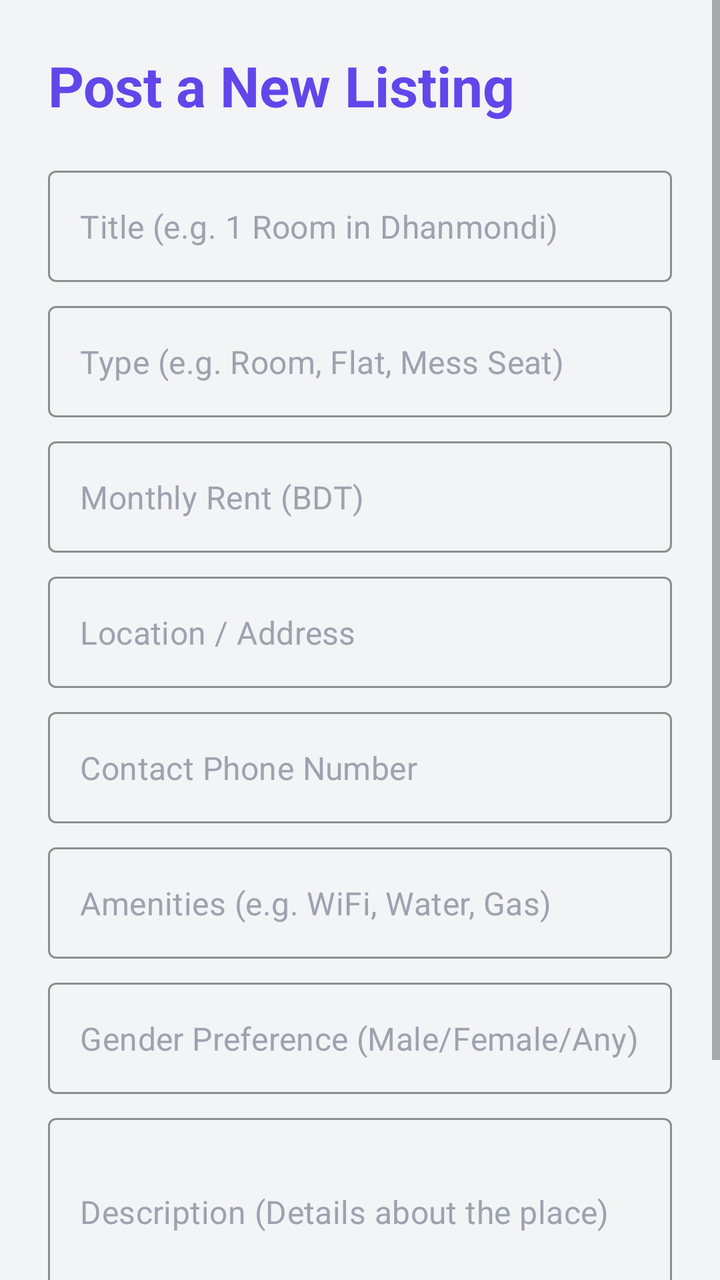
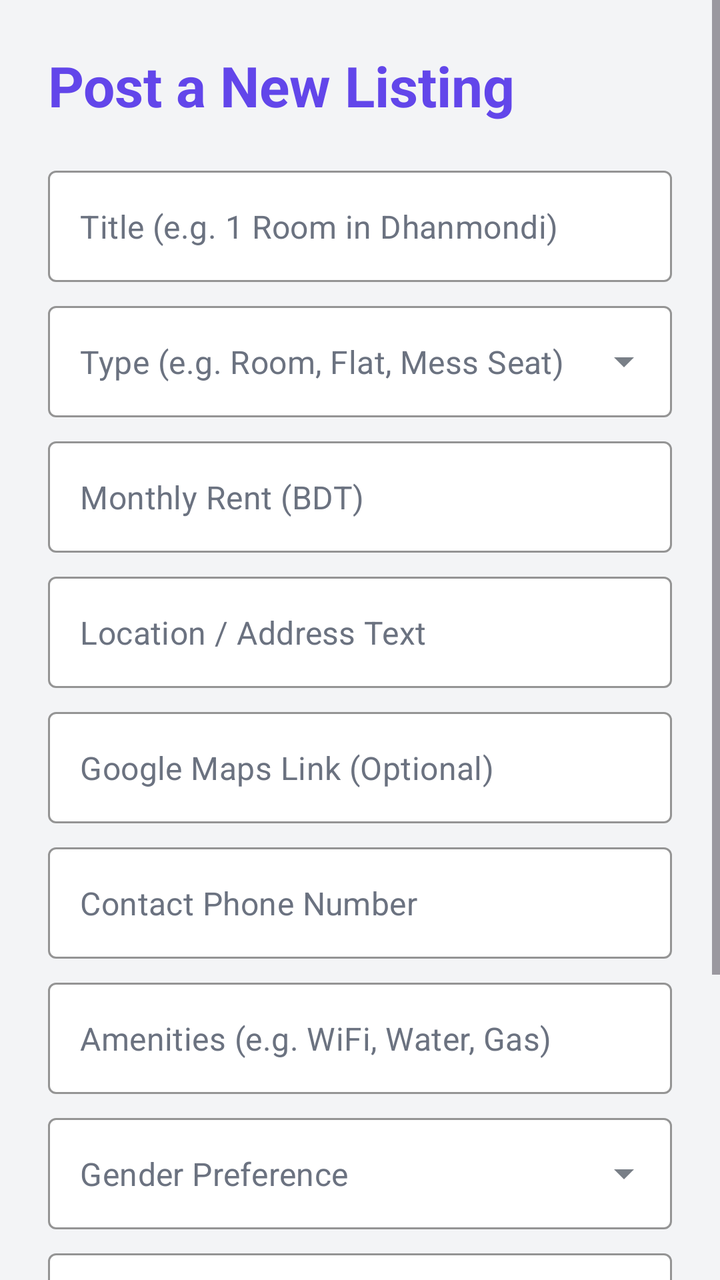

Screens rendered from an Android XML layout before and after an edit, with the pre-edit source and the edit as a unified diff.
<!-- AndroidManifest.xml: application theme Theme.BashaBhai -->
<!-- res/layout/activity_add_listing.xml -->
<?xml version="1.0" encoding="utf-8"?>
<ScrollView xmlns:android="http://schemas.android.com/apk/res/android"
    xmlns:app="http://schemas.android.com/apk/res-auto"
    android:layout_width="match_parent"
    android:layout_height="match_parent"
    android:fitsSystemWindows="true"
    android:fillViewport="true"
    android:background="@color/background">

    <LinearLayout
        android:layout_width="match_parent"
        android:layout_height="wrap_content"
        android:orientation="vertical"
        android:padding="24dp">

        <TextView
            android:layout_width="wrap_content"
            android:layout_height="wrap_content"
            android:text="Post a New Listing"
            android:textSize="28sp"
            android:textStyle="bold"
            android:textColor="@color/primary"
            android:layout_marginBottom="24dp"/>

        <com.google.android.material.textfield.TextInputLayout
            android:layout_width="match_parent"
            android:layout_height="wrap_content"
            android:layout_marginBottom="12dp"
            app:hintEnabled="false"
            app:hintTextColor="@color/primary"
            app:boxStrokeColor="@color/primary"
            style="@style/Widget.MaterialComponents.TextInputLayout.OutlinedBox">
            <com.google.android.material.textfield.TextInputEditText
                android:id="@+id/etTitle"
                android:layout_width="match_parent"
                android:layout_height="wrap_content"
                android:textColor="@color/on_background"
                android:textColorHint="#9CA3AF"
                android:hint="Title (e.g. 1 Room in Dhanmondi)"
                android:inputType="text"/>
        </com.google.android.material.textfield.TextInputLayout>

        <com.google.android.material.textfield.TextInputLayout
            android:layout_width="match_parent"
            android:layout_height="wrap_content"
            android:layout_marginBottom="12dp"
            app:hintEnabled="false"
            app:hintTextColor="@color/primary"
            app:boxStrokeColor="@color/primary"
            style="@style/Widget.MaterialComponents.TextInputLayout.OutlinedBox">
            <com.google.android.material.textfield.TextInputEditText
                android:id="@+id/etType"
                android:layout_width="match_parent"
                android:layout_height="wrap_content"
                android:textColor="@color/on_background"
                android:textColorHint="#9CA3AF"
                android:hint="Type (e.g. Room, Flat, Mess Seat)"
                android:inputType="text"/>
        </com.google.android.material.textfield.TextInputLayout>

        <com.google.android.material.textfield.TextInputLayout
            android:layout_width="match_parent"
            android:layout_height="wrap_content"
            android:layout_marginBottom="12dp"
            app:hintEnabled="false"
            app:hintTextColor="@color/primary"
            app:boxStrokeColor="@color/primary"
            style="@style/Widget.MaterialComponents.TextInputLayout.OutlinedBox">
            <com.google.android.material.textfield.TextInputEditText
                android:id="@+id/etRent"
                android:layout_width="match_parent"
                android:layout_height="wrap_content"
                android:textColor="@color/on_background"
                android:textColorHint="#9CA3AF"
                android:hint="Monthly Rent (BDT)"
                android:inputType="numberDecimal"/>
        </com.google.android.material.textfield.TextInputLayout>

        <com.google.android.material.textfield.TextInputLayout
            android:layout_width="match_parent"
            android:layout_height="wrap_content"
            android:layout_marginBottom="12dp"
            app:hintEnabled="false"
            app:hintTextColor="@color/primary"
            app:boxStrokeColor="@color/primary"
            android:textColorHint="@color/text_secondary"
            style="@style/Widget.MaterialComponents.TextInputLayout.OutlinedBox">
            <com.google.android.material.textfield.TextInputEditText
                android:id="@+id/etLocation"
                android:layout_width="match_parent"
                android:layout_height="wrap_content"
                android:textColor="@color/on_background"
                android:textColorHint="#9CA3AF"
                android:hint="Location / Address"
                android:inputType="textPostalAddress"/>
        </com.google.android.material.textfield.TextInputLayout>

        <com.google.android.material.textfield.TextInputLayout
            android:layout_width="match_parent"
            android:layout_height="wrap_content"
            android:layout_marginBottom="12dp"
            app:hintEnabled="false"
            app:hintTextColor="@color/primary"
            app:boxStrokeColor="@color/primary"
            style="@style/Widget.MaterialComponents.TextInputLayout.OutlinedBox">
            <com.google.android.material.textfield.TextInputEditText
                android:id="@+id/etPhone"
                android:layout_width="match_parent"
                android:layout_height="wrap_content"
                android:textColor="@color/on_background"
                android:textColorHint="#9CA3AF"
                android:hint="Contact Phone Number"
                android:inputType="phone"/>
        </com.google.android.material.textfield.TextInputLayout>

        <com.google.android.material.textfield.TextInputLayout
            android:layout_width="match_parent"
            android:layout_height="wrap_content"
            android:layout_marginBottom="12dp"
            app:hintEnabled="false"
            app:hintTextColor="@color/primary"
            app:boxStrokeColor="@color/primary"
            style="@style/Widget.MaterialComponents.TextInputLayout.OutlinedBox">
            <com.google.android.material.textfield.TextInputEditText
                android:id="@+id/etAmenities"
                android:layout_width="match_parent"
                android:layout_height="wrap_content"
                android:textColor="@color/on_background"
                android:textColorHint="#9CA3AF"
                android:hint="Amenities (e.g. WiFi, Water, Gas)"
                android:inputType="text"/>
        </com.google.android.material.textfield.TextInputLayout>

        <com.google.android.material.textfield.TextInputLayout
            android:layout_width="match_parent"
            android:layout_height="wrap_content"
            android:layout_marginBottom="12dp"
            app:hintEnabled="false"
            app:hintTextColor="@color/primary"
            app:boxStrokeColor="@color/primary"
            style="@style/Widget.MaterialComponents.TextInputLayout.OutlinedBox">
            <com.google.android.material.textfield.TextInputEditText
                android:id="@+id/etGender"
                android:layout_width="match_parent"
                android:layout_height="wrap_content"
                android:textColor="@color/on_background"
                android:textColorHint="#9CA3AF"
                android:hint="Gender Preference (Male/Female/Any)"
                android:inputType="text"/>
        </com.google.android.material.textfield.TextInputLayout>

        <com.google.android.material.textfield.TextInputLayout
            android:layout_width="match_parent"
            android:layout_height="wrap_content"
            android:layout_marginBottom="24dp"
            app:hintEnabled="false"
            app:hintTextColor="@color/primary"
            app:boxStrokeColor="@color/primary"
            android:textColorHint="@color/text_secondary"
            style="@style/Widget.MaterialComponents.TextInputLayout.OutlinedBox">
            <com.google.android.material.textfield.TextInputEditText
                android:id="@+id/etDescription"
                android:layout_width="match_parent"
                android:layout_height="wrap_content"
                android:textColor="@color/on_background"
                android:textColorHint="#9CA3AF"
                android:hint="Description (Details about the place)"
                android:inputType="textMultiLine"
                android:lines="3"/>
        </com.google.android.material.textfield.TextInputLayout>

        <com.google.android.material.button.MaterialButton
            android:id="@+id/btnSubmitListing"
            android:layout_width="match_parent"
            android:layout_height="56dp"
            android:text="Post Listing"
            android:textSize="16sp"
            android:layout_marginBottom="16dp"
            app:cornerRadius="8dp"/>

    </LinearLayout>
</ScrollView>
<!-- resources referenced by this layout -->
<resources>
  <color name="background">#F3F4F6</color>
  <color name="on_background">#1F2937</color>
  <color name="primary">#6246EA</color>
  <color name="text_secondary">#6B7280</color>
  <style name="Theme.BashaBhai" parent="Base.Theme.BashaBhai" />
  <style name="Base.Theme.BashaBhai" parent="Theme.MaterialComponents.DayNight.NoActionBar">
          
          <item name="colorPrimary">@color/primary</item>
          <item name="colorPrimaryVariant">@color/primary_variant</item>
          <item name="colorOnPrimary">@color/on_primary</item>
  
          <item name="colorSecondary">@color/secondary</item>
          <item name="colorSecondaryVariant">@color/secondary_variant</item>
          <item name="colorOnSecondary">@color/on_secondary</item>
  
          <item name="android:colorBackground">@color/background</item>
          <item name="colorOnBackground">@color/on_background</item>
          <item name="colorSurface">@color/surface</item>
          <item name="colorOnSurface">@color/on_surface</item>
      </style>
  <color name="primary_variant">#4A30B5</color>
  <color name="on_primary">#FFFFFF</color>
  <color name="secondary">#2B2C34</color>
  <color name="secondary_variant">#1F2026</color>
  <color name="on_secondary">#FFFFFF</color>
  <color name="surface">#FFFFFF</color>
  <color name="on_surface">#1F2937</color>
</resources>

<!-- the commit's change to res/layout/activity_add_listing.xml (unified diff, before → after) -->
@@ -27,51 +27,52 @@
             android:layout_height="wrap_content"
             android:layout_marginBottom="12dp"
             app:hintEnabled="false"
-            app:hintTextColor="@color/primary"
-            app:boxStrokeColor="@color/primary"
+            app:boxStrokeColor="@color/primary"
+            app:boxBackgroundColor="@color/surface"
             style="@style/Widget.MaterialComponents.TextInputLayout.OutlinedBox">
             <com.google.android.material.textfield.TextInputEditText
                 android:id="@+id/etTitle"
                 android:layout_width="match_parent"
                 android:layout_height="wrap_content"
-                android:textColor="@color/on_background"
-                android:textColorHint="#9CA3AF"
+                android:textColor="@color/on_surface"
+                android:textColorHint="@color/text_secondary"
                 android:hint="Title (e.g. 1 Room in Dhanmondi)"
                 android:inputType="text"/>
         </com.google.android.material.textfield.TextInputLayout>
 
-        <com.google.android.material.textfield.TextInputLayout
-            android:layout_width="match_parent"
-            android:layout_height="wrap_content"
-            android:layout_marginBottom="12dp"
-            app:hintEnabled="false"
-            app:hintTextColor="@color/primary"
-            app:boxStrokeColor="@color/primary"
-            style="@style/Widget.MaterialComponents.TextInputLayout.OutlinedBox">
-            <com.google.android.material.textfield.TextInputEditText
-                android:id="@+id/etType"
-                android:layout_width="match_parent"
-                android:layout_height="wrap_content"
-                android:textColor="@color/on_background"
-                android:textColorHint="#9CA3AF"
+        
+        <com.google.android.material.textfield.TextInputLayout
+            android:layout_width="match_parent"
+            android:layout_height="wrap_content"
+            android:layout_marginBottom="12dp"
+            app:hintEnabled="false"
+            app:boxStrokeColor="@color/primary"
+            app:boxBackgroundColor="@color/surface"
+            style="@style/Widget.MaterialComponents.TextInputLayout.OutlinedBox.ExposedDropdownMenu">
+            <com.google.android.material.textfield.MaterialAutoCompleteTextView
+                android:id="@+id/actType"
+                android:layout_width="match_parent"
+                android:layout_height="wrap_content"
+                android:textColor="@color/on_surface"
+                android:textColorHint="@color/text_secondary"
                 android:hint="Type (e.g. Room, Flat, Mess Seat)"
-                android:inputType="text"/>
-        </com.google.android.material.textfield.TextInputLayout>
-
-        <com.google.android.material.textfield.TextInputLayout
-            android:layout_width="match_parent"
-            android:layout_height="wrap_content"
-            android:layout_marginBottom="12dp"
-            app:hintEnabled="false"
-            app:hintTextColor="@color/primary"
-            app:boxStrokeColor="@color/primary"
+                android:inputType="none"/>
+        </com.google.android.material.textfield.TextInputLayout>
+
+        <com.google.android.material.textfield.TextInputLayout
+            android:layout_width="match_parent"
+            android:layout_height="wrap_content"
+            android:layout_marginBottom="12dp"
+            app:hintEnabled="false"
+            app:boxStrokeColor="@color/primary"
+            app:boxBackgroundColor="@color/surface"
             style="@style/Widget.MaterialComponents.TextInputLayout.OutlinedBox">
             <com.google.android.material.textfield.TextInputEditText
                 android:id="@+id/etRent"
                 android:layout_width="match_parent"
                 android:layout_height="wrap_content"
-                android:textColor="@color/on_background"
-                android:textColorHint="#9CA3AF"
+                android:textColor="@color/on_surface"
+                android:textColorHint="@color/text_secondary"
                 android:hint="Monthly Rent (BDT)"
                 android:inputType="numberDecimal"/>
         </com.google.android.material.textfield.TextInputLayout>
@@ -81,17 +82,16 @@
             android:layout_height="wrap_content"
             android:layout_marginBottom="12dp"
             app:hintEnabled="false"
-            app:hintTextColor="@color/primary"
-            app:boxStrokeColor="@color/primary"
-            android:textColorHint="@color/text_secondary"
+            app:boxStrokeColor="@color/primary"
+            app:boxBackgroundColor="@color/surface"
             style="@style/Widget.MaterialComponents.TextInputLayout.OutlinedBox">
             <com.google.android.material.textfield.TextInputEditText
                 android:id="@+id/etLocation"
                 android:layout_width="match_parent"
                 android:layout_height="wrap_content"
-                android:textColor="@color/on_background"
-                android:textColorHint="#9CA3AF"
-                android:hint="Location / Address"
+                android:textColor="@color/on_surface"
+                android:textColorHint="@color/text_secondary"
+                android:hint="Location / Address Text"
                 android:inputType="textPostalAddress"/>
         </com.google.android.material.textfield.TextInputLayout>
 
@@ -100,15 +100,33 @@
             android:layout_height="wrap_content"
             android:layout_marginBottom="12dp"
             app:hintEnabled="false"
-            app:hintTextColor="@color/primary"
-            app:boxStrokeColor="@color/primary"
+            app:boxStrokeColor="@color/primary"
+            app:boxBackgroundColor="@color/surface"
+            style="@style/Widget.MaterialComponents.TextInputLayout.OutlinedBox">
+            <com.google.android.material.textfield.TextInputEditText
+                android:id="@+id/etMapLink"
+                android:layout_width="match_parent"
+                android:layout_height="wrap_content"
+                android:textColor="@color/on_surface"
+                android:textColorHint="@color/text_secondary"
+                android:hint="Google Maps Link (Optional)"
+                android:inputType="textUri"/>
+        </com.google.android.material.textfield.TextInputLayout>
+
+        <com.google.android.material.textfield.TextInputLayout
+            android:layout_width="match_parent"
+            android:layout_height="wrap_content"
+            android:layout_marginBottom="12dp"
+            app:hintEnabled="false"
+            app:boxStrokeColor="@color/primary"
+            app:boxBackgroundColor="@color/surface"
             style="@style/Widget.MaterialComponents.TextInputLayout.OutlinedBox">
             <com.google.android.material.textfield.TextInputEditText
                 android:id="@+id/etPhone"
                 android:layout_width="match_parent"
                 android:layout_height="wrap_content"
-                android:textColor="@color/on_background"
-                android:textColorHint="#9CA3AF"
+                android:textColor="@color/on_surface"
+                android:textColorHint="@color/text_secondary"
                 android:hint="Contact Phone Number"
                 android:inputType="phone"/>
         </com.google.android.material.textfield.TextInputLayout>
@@ -118,35 +136,36 @@
             android:layout_height="wrap_content"
             android:layout_marginBottom="12dp"
             app:hintEnabled="false"
-            app:hintTextColor="@color/primary"
-            app:boxStrokeColor="@color/primary"
+            app:boxStrokeColor="@color/primary"
+            app:boxBackgroundColor="@color/surface"
             style="@style/Widget.MaterialComponents.TextInputLayout.OutlinedBox">
             <com.google.android.material.textfield.TextInputEditText
                 android:id="@+id/etAmenities"
                 android:layout_width="match_parent"
                 android:layout_height="wrap_content"
-                android:textColor="@color/on_background"
-                android:textColorHint="#9CA3AF"
+                android:textColor="@color/on_surface"
+                android:textColorHint="@color/text_secondary"
                 android:hint="Amenities (e.g. WiFi, Water, Gas)"
                 android:inputType="text"/>
         </com.google.android.material.textfield.TextInputLayout>
 
-        <com.google.android.material.textfield.TextInputLayout
-            android:layout_width="match_parent"
-            android:layout_height="wrap_content"
-            android:layout_marginBottom="12dp"
-            app:hintEnabled="false"
-            app:hintTextColor="@color/primary"
-            app:boxStrokeColor="@color/primary"
-            style="@style/Widget.MaterialComponents.TextInputLayout.OutlinedBox">
-            <com.google.android.material.textfield.TextInputEditText
-                android:id="@+id/etGender"
-                android:layout_width="match_parent"
-                android:layout_height="wrap_content"
-                android:textColor="@color/on_background"
-                android:textColorHint="#9CA3AF"
-                android:hint="Gender Preference (Male/Female/Any)"
-                android:inputType="text"/>
+        
+        <com.google.android.material.textfield.TextInputLayout
+            android:layout_width="match_parent"
+            android:layout_height="wrap_content"
+            android:layout_marginBottom="12dp"
+            app:hintEnabled="false"
+            app:boxStrokeColor="@color/primary"
+            app:boxBackgroundColor="@color/surface"
+            style="@style/Widget.MaterialComponents.TextInputLayout.OutlinedBox.ExposedDropdownMenu">
+            <com.google.android.material.textfield.MaterialAutoCompleteTextView
+                android:id="@+id/actGender"
+                android:layout_width="match_parent"
+                android:layout_height="wrap_content"
+                android:textColor="@color/on_surface"
+                android:textColorHint="@color/text_secondary"
+                android:hint="Gender Preference"
+                android:inputType="none"/>
         </com.google.android.material.textfield.TextInputLayout>
 
         <com.google.android.material.textfield.TextInputLayout
@@ -154,16 +173,15 @@
             android:layout_height="wrap_content"
             android:layout_marginBottom="24dp"
             app:hintEnabled="false"
-            app:hintTextColor="@color/primary"
-            app:boxStrokeColor="@color/primary"
-            android:textColorHint="@color/text_secondary"
+            app:boxStrokeColor="@color/primary"
+            app:boxBackgroundColor="@color/surface"
             style="@style/Widget.MaterialComponents.TextInputLayout.OutlinedBox">
             <com.google.android.material.textfield.TextInputEditText
                 android:id="@+id/etDescription"
                 android:layout_width="match_parent"
                 android:layout_height="wrap_content"
-                android:textColor="@color/on_background"
-                android:textColorHint="#9CA3AF"
+                android:textColor="@color/on_surface"
+                android:textColorHint="@color/text_secondary"
                 android:hint="Description (Details about the place)"
                 android:inputType="textMultiLine"
                 android:lines="3"/>
<!-- resource entries referenced after the edit -->
@@ -5,7 +5,7 @@
   <color name="primary">#6246EA</color>
   <color name="text_secondary">#6B7280</color>
   <style name="Theme.BashaBhai" parent="Base.Theme.BashaBhai" />
-  <style name="Base.Theme.BashaBhai" parent="Theme.MaterialComponents.DayNight.NoActionBar">
+  <style name="Base.Theme.BashaBhai" parent="Theme.Material3.DayNight.NoActionBar">
           
           <item name="colorPrimary">@color/primary</item>
           <item name="colorPrimaryVariant">@color/primary_variant</item>
